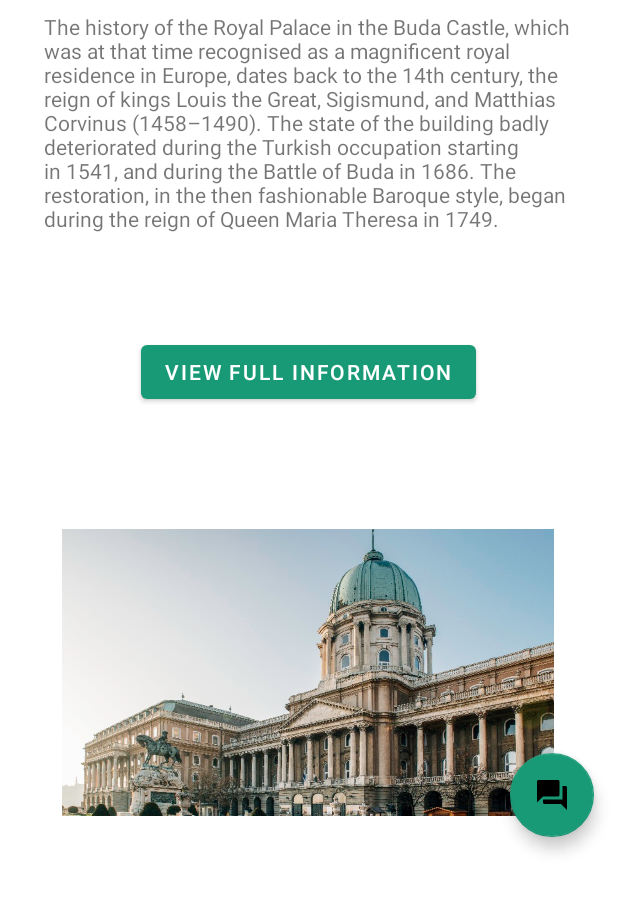
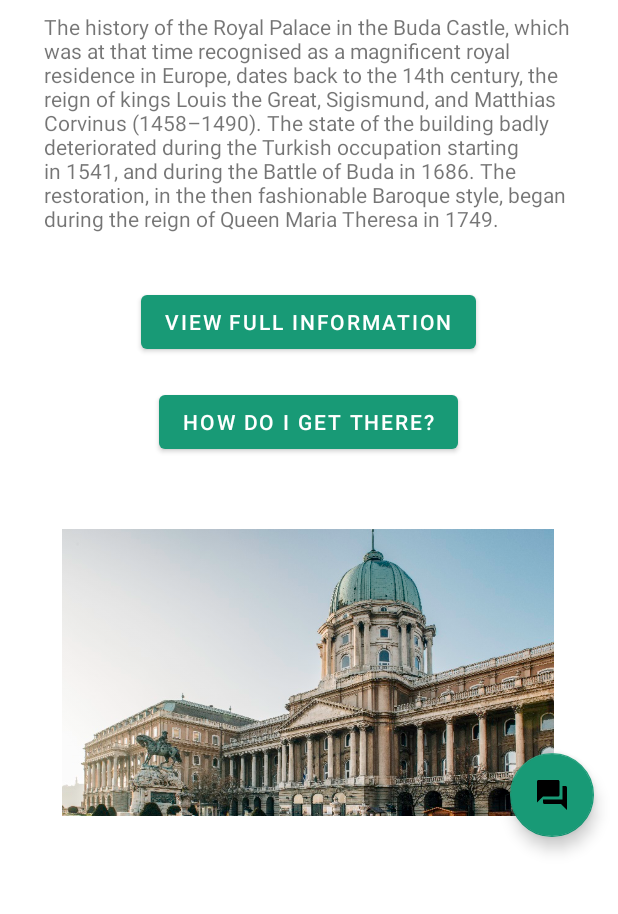
Before and after one commit to MBS9/museumApp, an Android app: the screen it shows after launch (MainActivity), after a tap on an icon or button, on a phone screen of 412 x 824 dp, the part 300-1214 px from its top. Run offline under Robolectric (Android 15) with nearby library versions, the phone set to English and light mode, and no system bars; our stand-ins replace navigation-ui.

Commit message:
added btn to all

```diff
--- a/app/src/main/java/com/example/museumapp/ui/national_gallery_folder/national_gallery.java
+++ b/app/src/main/java/com/example/museumapp/ui/national_gallery_folder/national_gallery.java
@@ -10,6 +10,8 @@ import android.widget.TextView;
 import androidx.annotation.NonNull;
 import androidx.annotation.Nullable;
 import androidx.fragment.app.Fragment;
+import androidx.navigation.NavController;
+import androidx.navigation.Navigation;
 
 import com.example.museumapp.R;
 
@@ -21,22 +23,27 @@ public class national_gallery extends Fragment {
     }
     @Nullable
     @Override
-    public View onCreateView(@NonNull LayoutInflater inflater,
-                             @Nullable ViewGroup container,
-                             @Nullable Bundle savedInstanceState) {
-
-
-        view =  inflater.inflate(R.layout.fragment_national_gallery, container, false);
+    public View onCreateView(LayoutInflater inflater, ViewGroup container,
+                             Bundle savedInstanceState) {
+        view = inflater.inflate(R.layout.fragment_national_gallery, container, false);
+        TextView button = view.findViewById((R.id.abt_btn_mnc));
+        NavController navController = Navigation.findNavController(getActivity(), R.id.nav_host_fragment_content_main);
+        button.setOnClickListener(new View.OnClickListener() {
+            @Override
+            public void onClick(View view) {
+                navController.navigate(R.id.nav_credits);
+            }
+        });
         TextView description = view.findViewById(R.id.description_museum_example);
-        TextView viewMore = view.findViewById(R.id.view_national_museum);
-        ImageView imageView = (ImageView)view.findViewById((R.id.national_museum_picture));
+        TextView viewMore = view.findViewById(R.id.view_national_gallery);
+        ImageView imageView = (ImageView)view.findViewById((R.id.national_gallery_picture));
         viewMore.setOnClickListener(new View.OnClickListener() {
             @Override
             public void onClick(View view) {
                 viewMore.setVisibility(View.INVISIBLE);
                 imageView.setVisibility(View.GONE);
-                description.setMaxLines(Integer.MAX_VALUE);
-            }
+                button.setVisibility(View.INVISIBLE);
+                description.setMaxLines(Integer.MAX_VALUE);}
         });
         return view;
     }
--- a/app/src/main/res/layout/fragment_national_gallery.xml
+++ b/app/src/main/res/layout/fragment_national_gallery.xml
@@ -7,16 +7,27 @@
     android:layout_height="match_parent">
 
     <Button
-        android:id="@+id/view_national_museum"
+        android:id="@+id/view_national_gallery"
         android:layout_width="wrap_content"
         android:layout_height="wrap_content"
         android:text="View Full Information"
         android:visibility="visible"
-        app:layout_constraintBottom_toTopOf="@+id/national_museum_picture"
+        app:layout_constraintBottom_toTopOf="@+id/abt_btn_mnc"
         app:layout_constraintEnd_toEndOf="parent"
         app:layout_constraintHorizontal_bias="0.497"
         app:layout_constraintStart_toStartOf="parent"
         app:layout_constraintTop_toBottomOf="@+id/nestedScrollView" />
+    <Button
+        android:id="@+id/abt_btn_mnc"
+        android:layout_width="wrap_content"
+        android:layout_height="wrap_content"
+        android:text="How do I get there?"
+        android:visibility="visible"
+        app:layout_constraintBottom_toTopOf="@+id/national_gallery_picture"
+        app:layout_constraintEnd_toEndOf="parent"
+        app:layout_constraintHorizontal_bias="0.497"
+        app:layout_constraintStart_toStartOf="parent"
+        app:layout_constraintTop_toBottomOf="@+id/view_national_gallery" />
 
     <androidx.core.widget.NestedScrollView
         android:id="@+id/nestedScrollView"
@@ -54,7 +65,7 @@
         app:srcCompat="@drawable/mng_logo_eng" />
 
     <ImageView
-        android:id="@+id/national_museum_picture"
+        android:id="@+id/national_gallery_picture"
         android:layout_width="328dp"
         android:layout_height="247dp"
         android:layout_marginBottom="52dp"
--- a/app/src/main/res/mipmap-anydpi-v26/ic_launcher.xml
+++ /dev/null
@@ -1,5 +0,0 @@
-<?xml version="1.0" encoding="utf-8"?>
-<adaptive-icon xmlns:android="http://schemas.android.com/apk/res/android">
-    <background android:drawable="@drawable/ic_launcher_background"/>
-    <foreground android:drawable="@mipmap/ic_launcher_foreground"/>
-</adaptive-icon>
--- a/app/src/main/res/navigation/mobile_navigation.xml
+++ b/app/src/main/res/navigation/mobile_navigation.xml
@@ -69,7 +69,7 @@
         tools:layout="@layout/fragment_elte" />
     <fragment
         android:id="@+id/nav_petofi"
-        android:name="com.example.museumapp.ui.elte_folder.petofi"
+        android:name="com.example.museumapp.ui.petofi_folder.petofi"
         android:label="Petőfi Literary Museum"
         tools:layout="@layout/fragment_petofi" />
 
```
Also changed, not shown: app/src/main/java/com/example/museumapp/ui/mucsarnok_folder/mucsarnok.java (+14 -6 lines), app/src/main/java/com/example/museumapp/ui/petofi_folder/petofi.java (+14 -6 lines), app/src/main/res/layout/fragment_mucsarnok.xml (+15 -2 lines), app/src/main/res/layout/fragment_petofi.xml (+17 -4 lines).
